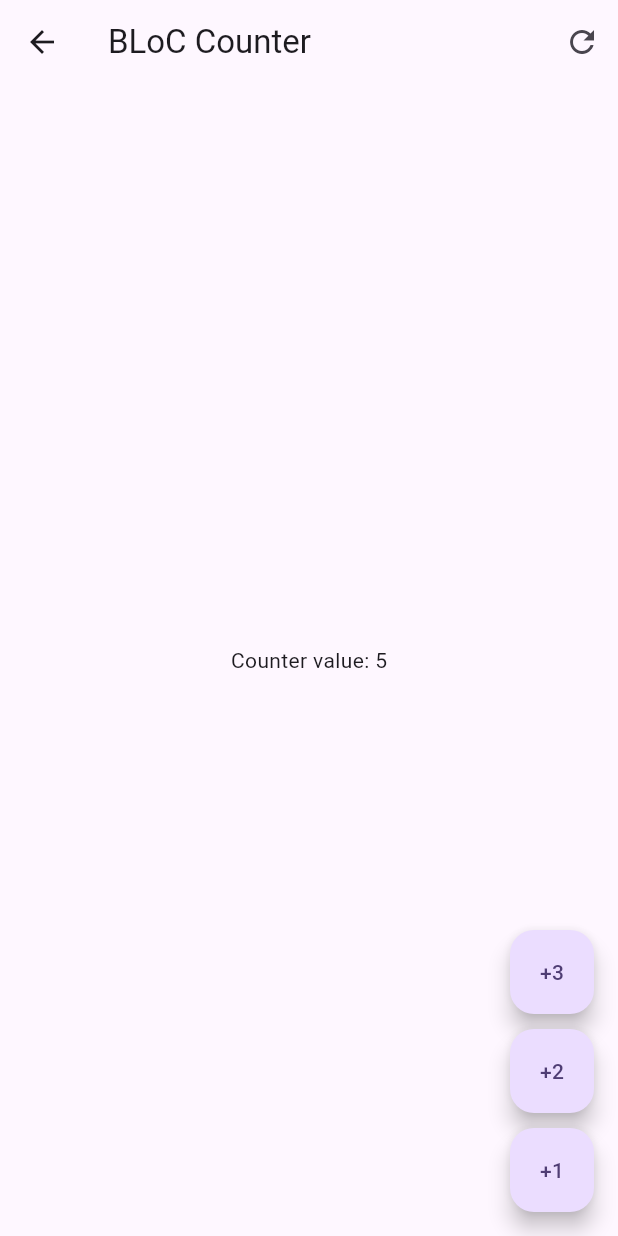
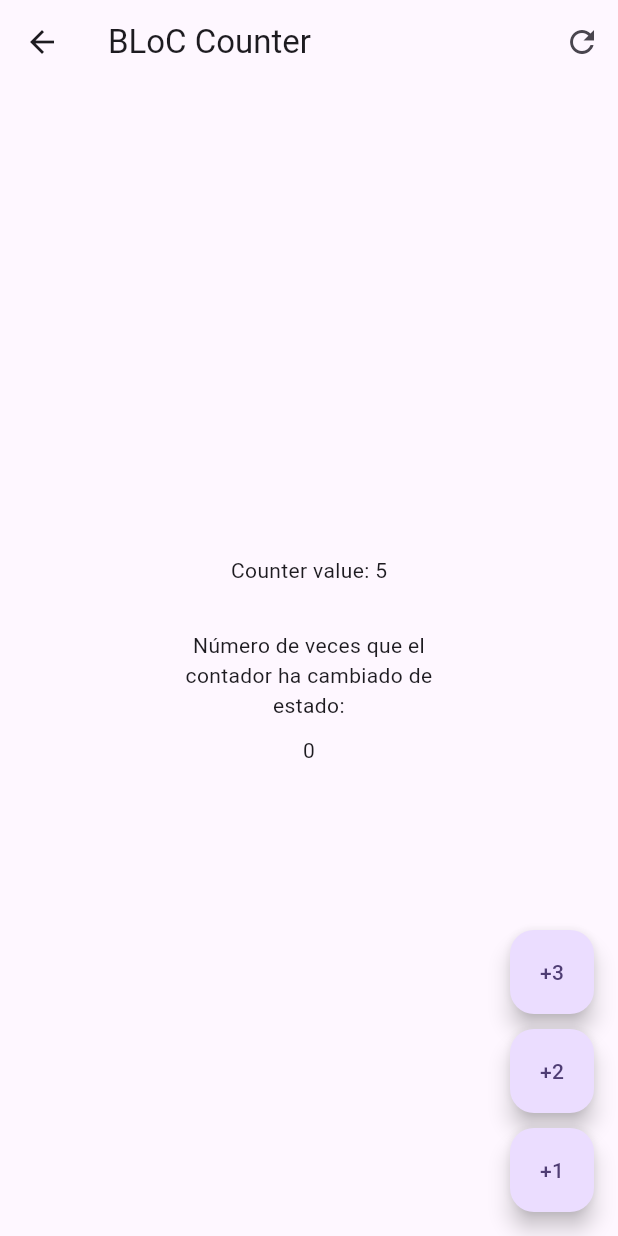
Before and after one commit to fisico-alienado/forms-app-flutter, a Flutter app: the screen it shows after launch, after a tap on "Bloc", on a phone screen of 412 x 824 dp. Run offline on Flutter 3.47's test engine with Material 3 defaults, Android fonts, the phone set to English and light mode, and no system bars; our stand-ins replace equatable, flutter_bloc, go_router.

Commit message:
Utilizar el gestor de estado BLoC

```diff
--- a/lib/presentation/blocs/counter_cubit/counter_cubit.dart
+++ b/lib/presentation/blocs/counter_cubit/counter_cubit.dart
@@ -10,7 +10,6 @@ part 'counter_state.dart'; //! Indica que este archivo y 'counter_state.dart' so
 
 // ! Donde la clase 'A' va a controlar el estado de la clase 'B'. Además en ambos casos, la clase B tiene que inicializarse con 'A(): super(B())'.
 // * CounterCubit() maneja el CounterState() a través de Cubit<>
-
 class CounterCubit extends Cubit<CounterState> {
   CounterCubit() : super(const CounterState( counter: 0)); //* Estamos obligados a crear un constructor que invoque/inicialice la clase padre de la que heredamos
   // State = Estado = new CounterState(); --> Estamos creando una instancia de AppTheme
--- a/lib/presentation/screens/bloc_counter_screen.dart
+++ b/lib/presentation/screens/bloc_counter_screen.dart
@@ -1,7 +1,26 @@
 import 'package:flutter/material.dart';
+import 'package:flutter_bloc/flutter_bloc.dart';
+import 'package:forms_bloc_app/presentation/blocs/counter_bloc/counter_bloc.dart';
 
 class BlocCounterScreen extends StatelessWidget {
   const BlocCounterScreen({super.key});
+
+  @override
+  Widget build(BuildContext context) {
+    // ! Es como el MultiProvider() de la Yes_no_app, tenemos que envolver con el CubitBloc todos aquellos widgets que queramos que tengan acceso al cubit en cuestión.
+    return BlocProvider(
+      create: (_) => CounterBloc(),
+      child: const _BlocCounterView(),
+    );
+  }
+}
+
+class _BlocCounterView extends StatelessWidget {
+  const _BlocCounterView();
+
+  void increaseCountBy(BuildContext context, [int value = 1]){
+    context.read<CounterBloc>().add(CounterIncreased(value)); //! Forma de disparar el evento -> .add(evento)
+  }
 
   @override
   Widget build(BuildContext context) {
@@ -15,8 +34,29 @@ class BlocCounterScreen extends StatelessWidget {
           )
         ],
       ),
-      body: const Center(
-        child: Text('Counter value: 5'),
+      body: Center(
+        child: Column(
+            mainAxisAlignment: MainAxisAlignment.center,
+            children: [
+              SizedBox(
+                width: MediaQuery.of(context).size.width * 0.5, // FORMA DE SABER LAS DIMENSIONES DEL DISPOSITIVO MOVIL EN USO
+                child: Center(
+                  child: Text('Counter value: 5')
+                )
+              ),
+              const SizedBox(height: 30,),
+              SizedBox(
+                width: MediaQuery.of(context).size.width * 0.5, // FORMA DE SABER LAS DIMENSIONES DEL DISPOSITIVO MOVIL EN USO
+                child: Column(
+                  children: [
+                    const Text('Número de veces que el contador ha cambiado de estado:', textAlign: TextAlign.center),
+                    const SizedBox(height: 10,),
+                    context.select((CounterBloc counterBloc) => Text('${counterBloc.state.transactionCount}'))
+                  ]
+                )
+              )
+            ],
+        ),
       ),
       floatingActionButton: Column(
         mainAxisAlignment: MainAxisAlignment.end,
@@ -24,7 +64,7 @@ class BlocCounterScreen extends StatelessWidget {
           FloatingActionButton(
             heroTag: '1',
             child: const Text('+3'),
-            onPressed: () => {},
+            onPressed: () => {increaseCountBy(context, 3)},
           ),
 
           const SizedBox(height: 10,),
@@ -32,7 +72,7 @@ class BlocCounterScreen extends StatelessWidget {
           FloatingActionButton(
             heroTag: '2',
             child: const Text('+2'),
-            onPressed: () => {},
+            onPressed: () => {increaseCountBy(context, 2)},
           ),
 
           const SizedBox(height: 10,),
@@ -40,7 +80,7 @@ class BlocCounterScreen extends StatelessWidget {
           FloatingActionButton(
             heroTag: '3',
             child: const Text('+1'),
-            onPressed: () => {},
+            onPressed: () => {increaseCountBy(context)},
           ),
 
         ],
--- a/lib/presentation/screens/cubit_counter_screen.dart
+++ b/lib/presentation/screens/cubit_counter_screen.dart
@@ -9,7 +9,7 @@ class CubitCounterScreen extends StatelessWidget {
   Widget build(BuildContext context) {
     // ! Es como el MultiProvider() de la Yes_no_app, tenemos que envolver con el CubitBloc todos aquellos widgets que queramos que tengan acceso al cubit en cuestión.
     return BlocProvider(
-      create: ( _ ) => CounterCubit(), // devuelve una instancia/objeto del CounterCubit() y le de acceso a esa instancia al widget child.
+      create: ( _ ) => CounterCubit(), //! devuelve una instancia/objeto del CounterCubit() y le de acceso a esa instancia al widget child.
       child: const _CubitCounterView(),
     );
   }
@@ -73,9 +73,7 @@ class _CubitCounterView extends StatelessWidget {
                     // ! Forma 2
                     // Text('${counterState.transactionCount}')
                     //! Forma 3: si solo quiero estar pendiente de un Cubit o un BLoC, podemos seleccionar uno entero
-                    context.select((CounterCubit value) {
-                      return Text('${value.state.transactionCount}');
-                    })
+                    context.select((CounterCubit counterCubit) => Text('${counterCubit.state.transactionCount}'))
                   ]
                 )
               )
```
